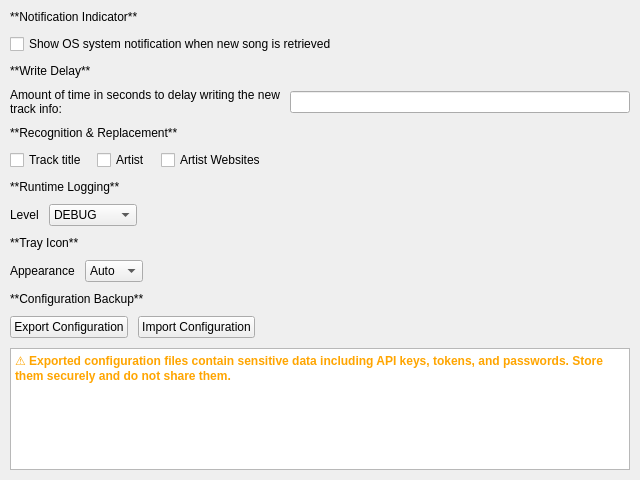
This is nowplaying/resources/ui/general.ui in whatsnowplaying/whats-now-playing as Qt 5 draws it before an edit. The edited form follows.
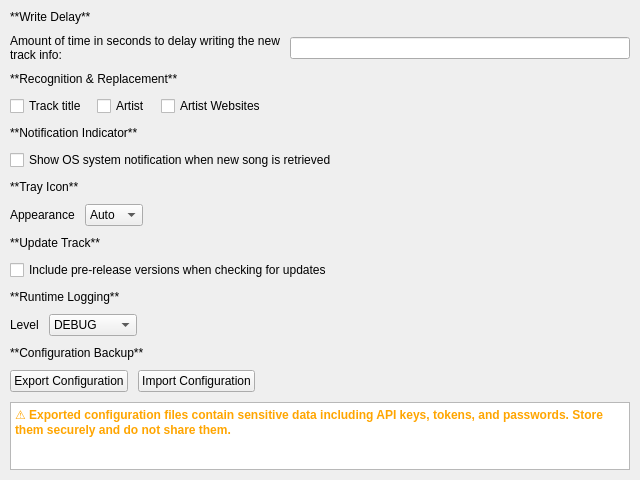
This is the edited form.

Commit message: Add pre-release update toggle + Rosetta-aware platform detection (#1683)

```diff
--- a/nowplaying/resources/ui/general.ui
+++ b/nowplaying/resources/ui/general.ui
@@ -20,23 +20,6 @@
    <property name="spacing">
     <number>10</number>
    </property>
-   <item>
-    <widget class="QLabel" name="notify_label">
-     <property name="text">
-      <string>**Notification Indicator**</string>
-     </property>
-     <property name="textFormat">
-      <enum>Qt::MarkdownText</enum>
-     </property>
-    </widget>
-   </item>
-   <item>
-    <widget class="QCheckBox" name="notify_checkbox">
-     <property name="text">
-      <string>Show OS system notification when new song is retrieved</string>
-     </property>
-    </widget>
-   </item>
    <item>
     <widget class="QLabel" name="delay_label">
      <property name="text">
@@ -116,6 +99,96 @@
      </item>
     </layout>
    </item>
+   <item>
+    <widget class="QLabel" name="notify_label">
+     <property name="text">
+      <string>**Notification Indicator**</string>
+     </property>
+     <property name="textFormat">
+      <enum>Qt::MarkdownText</enum>
+     </property>
+    </widget>
+   </item>
+   <item>
+    <widget class="QCheckBox" name="notify_checkbox">
+     <property name="text">
+      <string>Show OS system notification when new song is retrieved</string>
+     </property>
+    </widget>
+   </item>
+   <item>
+    <widget class="QLabel" name="tray_icon_label">
+     <property name="text">
+      <string>**Tray Icon**</string>
+     </property>
+     <property name="textFormat">
+      <enum>Qt::MarkdownText</enum>
+     </property>
+    </widget>
+   </item>
+   <item>
+    <layout class="QHBoxLayout" name="tray_icon_layout">
+     <item>
+      <widget class="QLabel" name="tray_icon_combo_label">
+       <property name="text">
+        <string>Appearance</string>
+       </property>
+      </widget>
+     </item>
+     <item>
+      <widget class="QComboBox" name="tray_icon_combobox">
+       <item>
+        <property name="text">
+         <string>Auto</string>
+        </property>
+       </item>
+       <item>
+        <property name="text">
+         <string>Light</string>
+        </property>
+       </item>
+       <item>
+        <property name="text">
+         <string>Dark</string>
+        </property>
+       </item>
+      </widget>
+     </item>
+     <item>
+      <spacer>
+       <property name="orientation">
+        <enum>Qt::Horizontal</enum>
+       </property>
+       <property name="sizeHint" stdset="0">
+        <size>
+         <width>40</width>
+         <height>20</height>
+        </size>
+       </property>
+      </spacer>
+     </item>
+    </layout>
+   </item>
+   <item>
+    <widget class="QLabel" name="prerelease_label">
+     <property name="text">
+      <string>**Update Track**</string>
+     </property>
+     <property name="textFormat">
+      <enum>Qt::MarkdownText</enum>
+     </property>
+    </widget>
+   </item>
+   <item>
+    <widget class="QCheckBox" name="prerelease_checkbox">
+     <property name="text">
+      <string>Include pre-release versions when checking for updates</string>
+     </property>
+     <property name="toolTip">
+      <string>When enabled, the update check will surface pre-release (preview) builds in addition to stable releases.  Users already running a pre-release see them regardless of this setting.</string>
+     </property>
+    </widget>
+   </item>
    <item>
     <widget class="QLabel" name="logging_header_label">
      <property name="text">
@@ -179,59 +252,6 @@
      </item>
     </layout>
    </item>
-   <item>
-    <widget class="QLabel" name="tray_icon_label">
-     <property name="text">
-      <string>**Tray Icon**</string>
-     </property>
-     <property name="textFormat">
-      <enum>Qt::MarkdownText</enum>
-     </property>
-    </widget>
-   </item>
-   <item>
-    <layout class="QHBoxLayout" name="tray_icon_layout">
-     <item>
-      <widget class="QLabel" name="tray_icon_combo_label">
-       <property name="text">
-        <string>Appearance</string>
-       </property>
-      </widget>
-     </item>
-     <item>
-      <widget class="QComboBox" name="tray_icon_combobox">
-       <item>
-        <property name="text">
-         <string>Auto</string>
-        </property>
-       </item>
-       <item>
-        <property name="text">
-         <string>Light</string>
-        </property>
-       </item>
-       <item>
-        <property name="text">
-         <string>Dark</string>
-        </property>
-       </item>
-      </widget>
-     </item>
-     <item>
-      <spacer>
-       <property name="orientation">
-        <enum>Qt::Horizontal</enum>
-       </property>
-       <property name="sizeHint" stdset="0">
-        <size>
-         <width>40</width>
-         <height>20</height>
-        </size>
-       </property>
-      </spacer>
-     </item>
-    </layout>
-   </item>
    <item>
     <widget class="QLabel" name="config_backup_label">
      <property name="text">
```
The commit also changes 8 other files.
